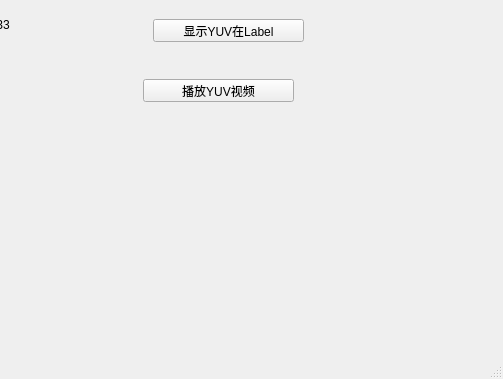
First picture: the form in src/luyin/mainwindow.ui, repository xhf613861/yinshipin, before the edit; both pictures show x 297 to 800 and y 221 to 600 of the 800 by 600 pixel window.
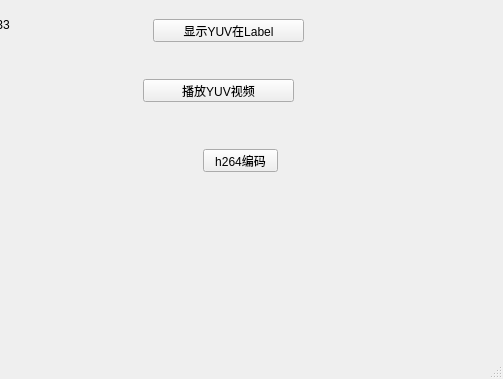
Second picture: the form after the edit.

Commit message: h264编码

Diff of the .ui file:
```diff
--- a/src/luyin/mainwindow.ui
+++ b/src/luyin/mainwindow.ui
@@ -261,6 +261,19 @@
      <string>播放YUV视频</string>
     </property>
    </widget>
+   <widget class="QPushButton" name="pushButton_h264Encode">
+    <property name="geometry">
+     <rect>
+      <x>500</x>
+      <y>370</y>
+      <width>75</width>
+      <height>23</height>
+     </rect>
+    </property>
+    <property name="text">
+     <string>h264编码</string>
+    </property>
+   </widget>
   </widget>
   <widget class="QMenuBar" name="menubar">
    <property name="geometry">
```
The commit also changes 7 other files.
